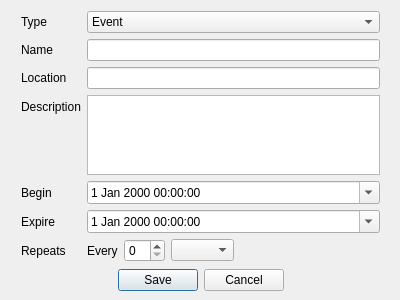
Qt form taskform.ui (Mariagrazia98/Applicazione-Calendario-e-To-Do-List) before a commit.
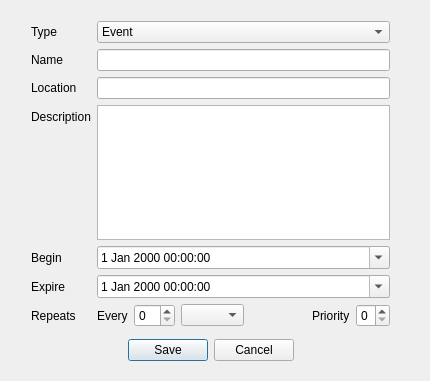
The same form after that commit.

```diff
--- a/taskform.ui
+++ b/taskform.ui
@@ -6,8 +6,8 @@
    <rect>
     <x>0</x>
     <y>0</y>
-    <width>400</width>
-    <height>300</height>
+    <width>430</width>
+    <height>381</height>
    </rect>
   </property>
   <property name="windowTitle">
@@ -16,8 +16,8 @@
   <widget class="QDialogButtonBox" name="buttonBox">
    <property name="geometry">
     <rect>
-     <x>20</x>
-     <y>260</y>
+     <x>30</x>
+     <y>330</y>
      <width>361</width>
      <height>41</height>
     </rect>
@@ -41,10 +41,10 @@
   <widget class="QWidget" name="formLayoutWidget">
    <property name="geometry">
     <rect>
-     <x>21</x>
-     <y>11</y>
+     <x>31</x>
+     <y>21</y>
      <width>359</width>
-     <height>251</height>
+     <height>306</height>
     </rect>
    </property>
    <layout class="QFormLayout" name="formLayout">
@@ -163,8 +163,13 @@
          <locale language="English" country="UnitedKingdom"/>
         </property>
         <property name="currentIndex">
-         <number>-1</number>
+         <number>0</number>
         </property>
+        <item>
+         <property name="text">
+          <string/>
+         </property>
+        </item>
         <item>
          <property name="text">
           <string>day</string>
@@ -192,9 +197,6 @@
         <property name="orientation">
          <enum>Qt::Horizontal</enum>
         </property>
-        <property name="sizeType">
-         <enum>QSizePolicy::Expanding</enum>
-        </property>
         <property name="sizeHint" stdset="0">
          <size>
           <width>40</width>
@@ -203,6 +205,20 @@
         </property>
        </spacer>
       </item>
+      <item>
+       <widget class="QLabel" name="priorityLabel">
+        <property name="text">
+         <string>Priority</string>
+        </property>
+       </widget>
+      </item>
+      <item>
+       <widget class="QSpinBox" name="prioritySpinBox">
+        <property name="maximum">
+         <number>9</number>
+        </property>
+       </widget>
+      </item>
      </layout>
     </item>
    </layout>
```
Left out of the diff: 4 changed lines with no effect on the pictures.
